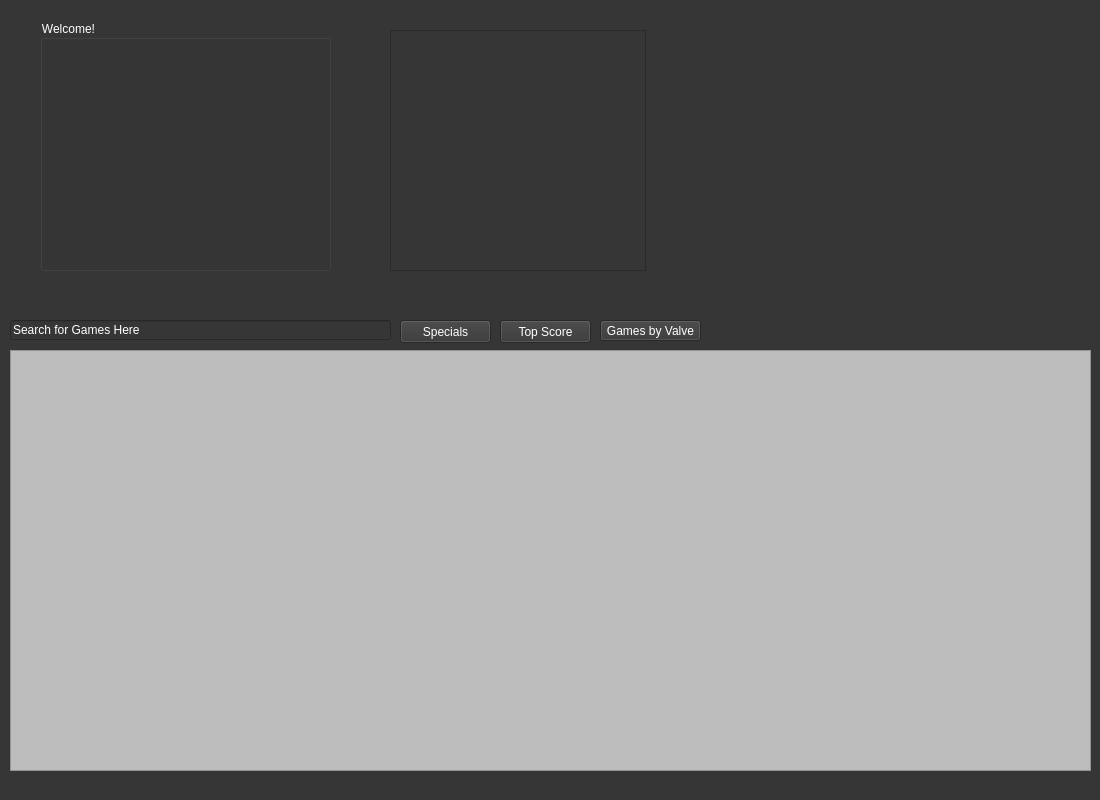
Before: the Qt Designer form UI files/mainWindow.ui in DataChefBoyardee/Database-Design-FP, drawn with Qt 5.
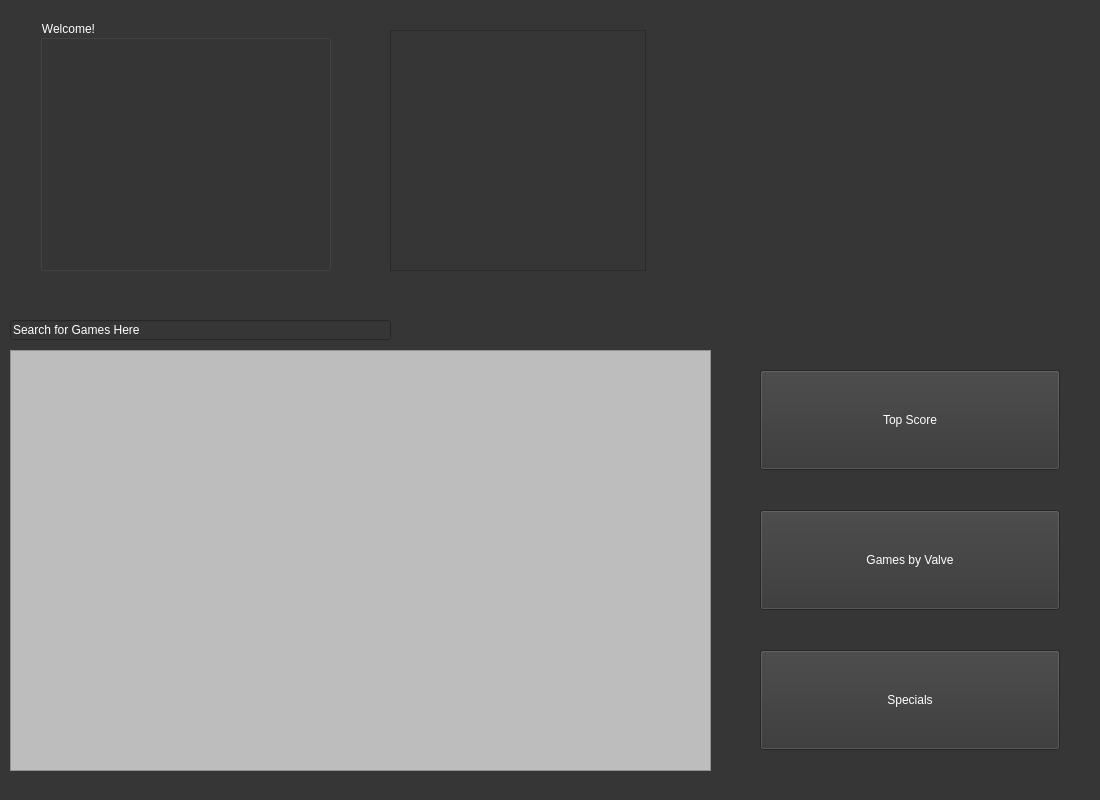
After: the same form once the commit is applied.

Patch:
```diff
--- a/UI files/mainWindow.ui
+++ b/UI files/mainWindow.ui
@@ -34,12 +34,15 @@
      <rect>
       <x>10</x>
       <y>350</y>
-      <width>1081</width>
+      <width>701</width>
       <height>421</height>
      </rect>
     </property>
     <property name="styleSheet">
-     <string notr="true">color: rgb(255, 255, 255); background: rgb(189, 189, 189)</string>
+     <string notr="true">color: rgb(0, 0, 0); background: rgb(189, 189, 189)</string>
+    </property>
+    <property name="wordWrap">
+     <bool>true</bool>
     </property>
    </widget>
    <widget class="QLineEdit" name="searchBar">
@@ -61,10 +64,10 @@
    <widget class="QPushButton" name="filterButtonSpecials">
     <property name="geometry">
      <rect>
-      <x>400</x>
-      <y>320</y>
-      <width>91</width>
-      <height>23</height>
+      <x>760</x>
+      <y>650</y>
+      <width>300</width>
+      <height>100</height>
      </rect>
     </property>
     <property name="styleSheet">
@@ -77,10 +80,10 @@
    <widget class="QPushButton" name="filterButtonScore">
     <property name="geometry">
      <rect>
-      <x>500</x>
-      <y>320</y>
-      <width>91</width>
-      <height>23</height>
+      <x>760</x>
+      <y>370</y>
+      <width>300</width>
+      <height>100</height>
      </rect>
     </property>
     <property name="styleSheet">
@@ -93,10 +96,10 @@
    <widget class="QPushButton" name="filterValveGames">
     <property name="geometry">
      <rect>
-      <x>600</x>
-      <y>320</y>
-      <width>101</width>
-      <height>21</height>
+      <x>760</x>
+      <y>510</y>
+      <width>300</width>
+      <height>100</height>
      </rect>
     </property>
     <property name="styleSheet">
```
